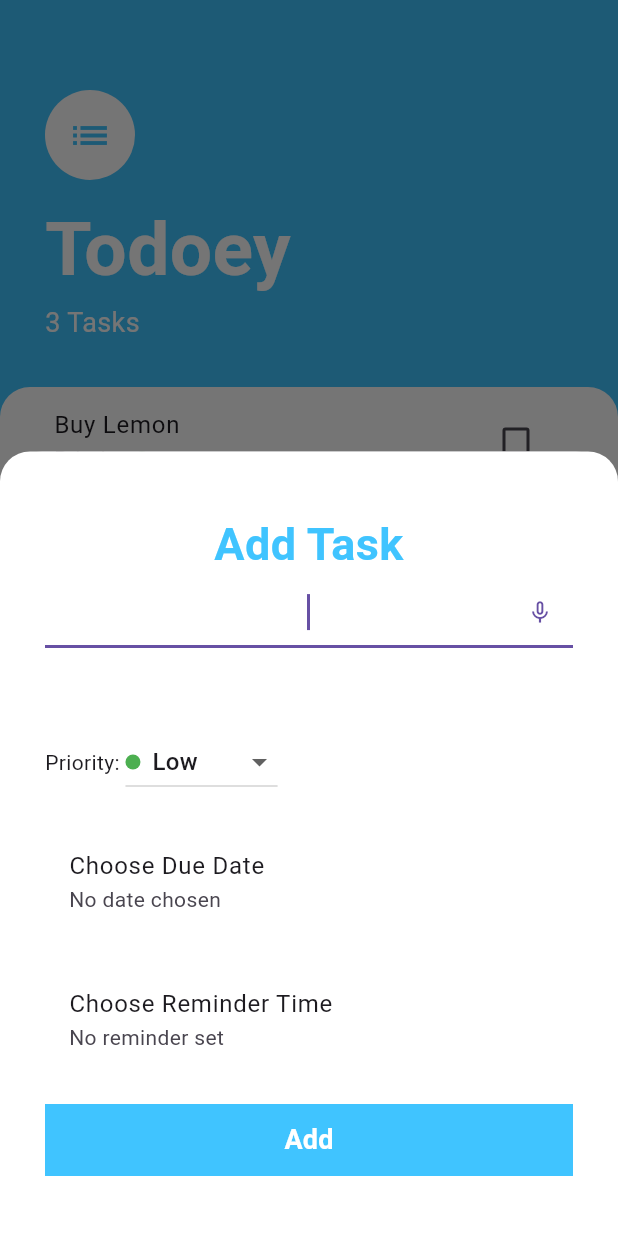
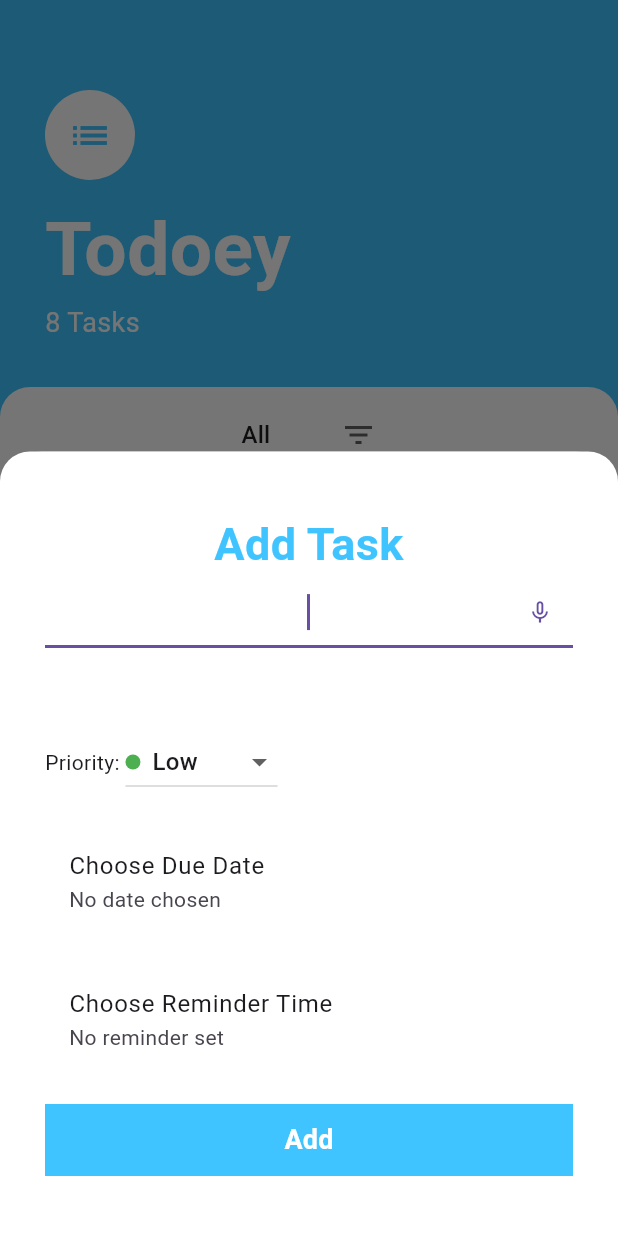
Before and after one commit to vinicius-acruz/todo_app, a Flutter app: the screen it shows after launch, after a tap on the "add" icon, on a phone screen of 412 x 824 dp. Run offline on Flutter 3.47's test engine with Material 3 defaults, Android fonts, the phone set to English and light mode, and no system bars; drawn by our look-alikes of avatar_glow; our stand-ins replace speech_to_text.

Commit message:
Add order property to Task model and implement MainScreen

```diff
--- a/lib/main.dart
+++ b/lib/main.dart
@@ -1,7 +1,7 @@
 import 'package:flutter/material.dart';
-import 'package:todoey_flutter/screens/tasks_screen.dart';
 import 'package:todoey_flutter/models/task_data.dart';
 import 'package:provider/provider.dart';
+import 'package:todoey_flutter/screens/main_screen.dart'; // Import MainScreen
 
 void main() {
   runApp(MyApp());
@@ -15,7 +15,7 @@ class MyApp extends StatelessWidget {
     return ChangeNotifierProvider<TaskData>(
       create: (context) => TaskData(),
       child: MaterialApp(
-        home: TasksScreen(),
+        home: MainScreen(), // Use MainScreen instead of TasksScreen
       ),
     );
   }
--- a/lib/models/task.dart
+++ b/lib/models/task.dart
@@ -4,13 +4,15 @@ class Task {
   DateTime? dueDate; // Optional due date
   String priority; // High, Medium, Low
   DateTime? reminderTime; // Optional reminder time
+  int order;
 
   Task(
       {required this.name,
       this.isDone = false,
       this.dueDate,
       this.priority = 'Low',
-      this.reminderTime});
+      this.reminderTime,
+      required this.order});
 
   void toggleDone() {
     isDone = !isDone;
--- a/lib/models/task_data.dart
+++ b/lib/models/task_data.dart
@@ -3,11 +3,115 @@ import 'package:todoey_flutter/models/task.dart';
 import 'dart:collection';
 
 class TaskData extends ChangeNotifier {
-  List<Task> _tasks = [
-    Task(name: 'Buy Lemon'),
-    Task(name: 'Buy Orange'),
-    Task(name: 'Buy Strawberries'),
+  final List<Task> _tasks = [
+    Task(
+      name: 'Buy Lemon',
+      dueDate: DateTime(2024, 1, 20), // Example due date
+      priority: 'High', // Example priority
+      reminderTime: DateTime(2024, 1, 19, 8, 30), // Example reminder time
+      order: 1,
+    ),
+    Task(
+      name: 'Buy Orange',
+      dueDate: DateTime(2024, 1, 22), // Another example due date
+      priority: 'Medium', // Another example priority
+      reminderTime:
+          DateTime(2024, 1, 21, 9, 0), // Another example reminder time
+      order: 2,
+    ),
+    Task(
+      name: 'Buy Strawberries',
+      dueDate: DateTime(2024, 1, 25), // Another example due date
+      priority: 'Low', // Another example priority
+      reminderTime: null, // No reminder time set for this task
+      order: 3,
+    ),
+    Task(
+      name: 'Attend Yoga Class',
+      dueDate: DateTime(2024, 1, 26),
+      priority: 'High',
+      reminderTime: DateTime(2024, 1, 26, 6, 0),
+      order: 4,
+    ),
+    Task(
+      name: 'Finish Flutter Project',
+      dueDate: DateTime(2024, 1, 30),
+      priority: 'High',
+      reminderTime: DateTime(2024, 1, 29, 20, 0),
+      order: 5,
+    ),
+    Task(
+      name: 'Call the Dentist',
+      dueDate: null, // No due date for this task
+      priority: 'Medium',
+      reminderTime: null, // No reminder time for this task
+      order: 6,
+    ),
+    Task(
+      name: 'Grocery Shopping',
+      dueDate: DateTime(2024, 1, 27),
+      priority: 'Medium',
+      reminderTime: DateTime(2024, 1, 27, 10, 0),
+      order: 7,
+    ),
+    Task(
+      name: 'Car Service Appointment',
+      dueDate: DateTime(2024, 2, 1),
+      priority: 'Low',
+      reminderTime: DateTime(2024, 2, 1, 9, 0),
+      order: 8,
+    ),
   ];
+
+// Current filter
+  String currentFilter = 'All';
+
+// Method to sort tasks by the 'order' attribute
+  void sortByOrder() {
+    _tasks.sort((a, b) {
+      // Compare the order of each task
+      return a.order.compareTo(b.order);
+    });
+
+    notifyListeners();
+  }
+
+  void sortByDueDate() {
+    _tasks.sort((a, b) {
+      // If both dueDates are null, they are considered equal
+      if (a.dueDate == null && b.dueDate == null) {
+        return 0;
+      }
+      // If only a's dueDate is null, a is moved towards the end
+      if (a.dueDate == null) {
+        return 1;
+      }
+      // If only b's dueDate is null, b is moved towards the end
+      if (b.dueDate == null) {
+        return -1;
+      }
+      // If both dueDates are non-null, they are compared normally
+      return a.dueDate!.compareTo(b.dueDate!);
+    });
+    notifyListeners();
+  }
+
+  // Method to sort tasks by priority
+  void sortByPriority() {
+    // Define the order for the priorities, reversed
+    const priorityOrder = {
+      'High': 1, // Red
+      'Medium': 2, // Yellow
+      'Low': 3, // Green
+    };
+
+    _tasks.sort((a, b) {
+      // Compare based on the defined priority order
+      return priorityOrder[a.priority]!.compareTo(priorityOrder[b.priority]!);
+    });
+
+    notifyListeners();
+  }
 
   UnmodifiableListView<Task> get tasks {
     return UnmodifiableListView(_tasks);
@@ -24,6 +128,7 @@ class TaskData extends ChangeNotifier {
       dueDate: dueDate,
       priority: priority,
       reminderTime: reminderTime,
+      order: _tasks.length,
     );
     _tasks.add(newTask);
     notifyListeners();
--- /dev/null
+++ b/lib/screens/completed_task_screen.dart
@@ -0,0 +1,31 @@
+import 'package:flutter/material.dart';
+import 'package:provider/provider.dart';
+import 'package:todoey_flutter/models/task_data.dart';
+import 'package:todoey_flutter/widgets/task_tile.dart';
+
+class CompletedTasksScreen extends StatelessWidget {
+  @override
+  Widget build(BuildContext context) {
+    return Scaffold(
+      appBar: AppBar(
+        title: Text('Completed Tasks'),
+      ),
+      body: Consumer<TaskData>(
+        builder: (context, taskData, child) {
+          return ListView.builder(
+            //itemCount: taskData.completedTaskCount,
+            itemBuilder: (context, index) {
+              //final task = taskData.completedTasks[index];
+              final task = taskData.tasks[index];
+              return TaskTile(
+                taskTitle: task.name,
+                isChecked: task.isDone,
+                // Add other parameters if needed
+              );
+            },
+          );
+        },
+      ),
+    );
+  }
+}
--- /dev/null
+++ b/lib/screens/main_screen.dart
@@ -0,0 +1,60 @@
+import 'package:flutter/material.dart';
+import 'package:todoey_flutter/screens/completed_task_screen.dart';
+import 'package:todoey_flutter/screens/tasks_screen.dart';
+// Import other screens you need
+// import 'package:todoey_flutter/screens/home_screen.dart';
+// import 'package:todoey_flutter/screens/completed_tasks_screen.dart';
+
+class MainScreen extends StatefulWidget {
+  const MainScreen({super.key});
+
+  @override
+  MainScreenState createState() => MainScreenState();
+}
+
+class MainScreenState extends State<MainScreen> {
+  int _selectedIndex = 0; // Current index of the selected tab
+
+  // List of widget options for each tab
+  static final List<Widget> _widgetOptions = <Widget>[
+    // HomeScreen(), // Uncomment if you have a HomeScreen
+    const TasksScreen(),
+    CompletedTasksScreen(), // Uncomment if you have a CompletedTasksScreen
+    // Add more screens as needed
+  ];
+
+  void _onItemTapped(int index) {
+    setState(() {
+      _selectedIndex = index;
+    });
+  }
+
+  @override
+  Widget build(BuildContext context) {
+    return Scaffold(
+      body: Center(
+        child: _widgetOptions.elementAt(_selectedIndex),
+      ),
+      bottomNavigationBar: BottomNavigationBar(
+        items: const <BottomNavigationBarItem>[
+          // Uncomment and modify according to your screens
+          // BottomNavigationBarItem(
+          //   icon: Icon(Icons.home),
+          //   label: 'Home',
+          // ),
+          BottomNavigationBarItem(
+            icon: Icon(Icons.list),
+            label: 'Tasks',
+          ),
+          BottomNavigationBarItem(
+            icon: Icon(Icons.check_circle),
+            label: 'Completed',
+          ),
+        ],
+        currentIndex: _selectedIndex,
+        selectedItemColor: Colors.blue, // Change as needed
+        onTap: _onItemTapped,
+      ),
+    );
+  }
+}
--- a/lib/screens/tasks_screen.dart
+++ b/lib/screens/tasks_screen.dart
@@ -5,6 +5,8 @@ import 'package:todoey_flutter/screens/add_task_screen.dart';
 import 'package:provider/provider.dart';
 
 class TasksScreen extends StatelessWidget {
+  const TasksScreen({super.key});
+
   @override
   Widget build(BuildContext context) {
     return Scaffold(
@@ -72,7 +74,8 @@ class TasksScreen extends StatelessWidget {
           ),
           Expanded(
             child: Container(
-              padding: const EdgeInsets.symmetric(horizontal: 20.0),
+              padding:
+                  const EdgeInsets.only(left: 20.0, right: 20.0, bottom: 100),
               decoration: const BoxDecoration(
                   color: Colors.white,
                   borderRadius: BorderRadius.only(
--- a/lib/widgets/tasks_list.dart
+++ b/lib/widgets/tasks_list.dart
@@ -6,7 +6,42 @@ import 'package:todoey_flutter/models/task_data.dart';
 class TasksList extends StatelessWidget {
   @override
   Widget build(BuildContext context) {
-    return Consumer<TaskData>(
+    return Column(
+      children: [
+        Container(
+          padding: EdgeInsets.all(8.0),
+          child: DropdownButton<String>(
+            value: Provider.of<TaskData>(context).currentFilter,
+            icon: const Icon(Icons.filter_list),
+            onChanged: (String? newValue) {
+              final taskData = Provider.of<TaskData>(context, listen: false);
+              if (newValue != null) {
+                switch (newValue) {
+                  case 'All':
+                    taskData.sortByOrder();
+                    break;
+                  case 'Due Date':
+                    taskData.sortByDueDate();
+                    break;
+                  case 'Priority':
+                    taskData.sortByPriority();
+                    break;
+                  // ... potentially other cases ...
+                }
+                // Update the current filter
+                taskData.currentFilter = newValue;
+              }
+            },
+            items: <String>['All', 'Due Date', 'Priority']
+                .map<DropdownMenuItem<String>>((String value) {
+              return DropdownMenuItem<String>(
+                value: value,
+                child: Text(value),
+              );
+            }).toList(),
+          ),
+        ),
+        Expanded(child: Consumer<TaskData>(
           builder: (context, taskData, child) {
             return ListView.builder(
               itemBuilder: (context, index) {
@@ -29,6 +64,8 @@ class TasksList extends StatelessWidget {
               itemCount: taskData.taskCount,
             );
           },
+        )),
+      ],
     );
   }
 }
```
Lines whose indentation alone changed are shown as unchanged.
